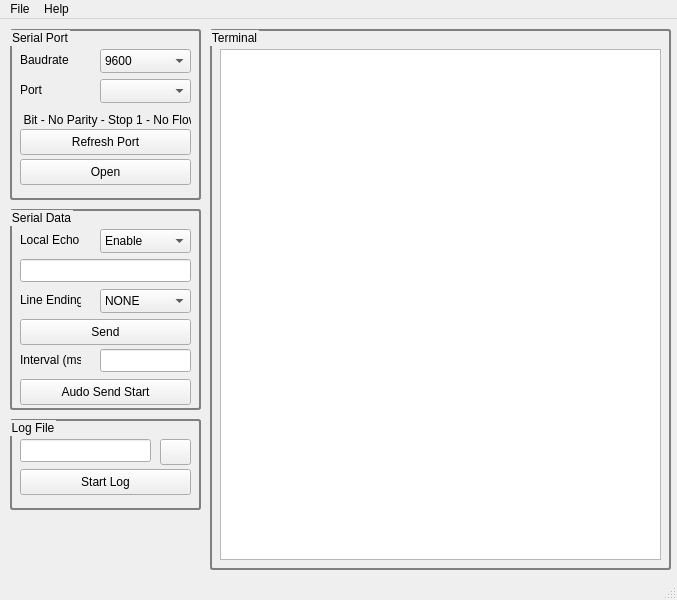
mekatronik-achmadi/atmega-dev, file qtserterm/qtserterm.ui: the form before one commit.
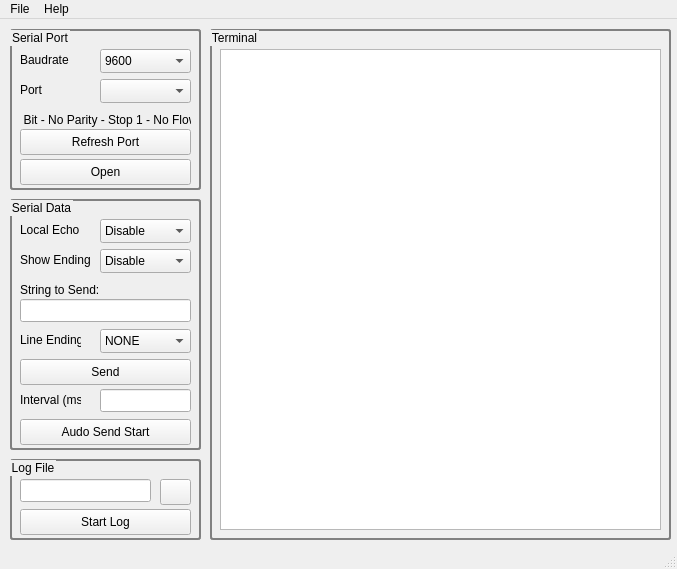
The form after the commit. Icons and pictures are not drawn.

Commit message: Qt Serial Terminal

```diff
--- a/qtserterm/qtserterm.ui
+++ b/qtserterm/qtserterm.ui
@@ -7,7 +7,7 @@
     <x>0</x>
     <y>0</y>
     <width>677</width>
-    <height>600</height>
+    <height>569</height>
    </rect>
   </property>
   <property name="windowTitle">
@@ -20,7 +20,7 @@
       <x>10</x>
       <y>10</y>
       <width>191</width>
-      <height>171</height>
+      <height>161</height>
      </rect>
     </property>
     <property name="styleSheet">
@@ -178,7 +178,7 @@
       <x>210</x>
       <y>10</y>
       <width>461</width>
-      <height>541</height>
+      <height>511</height>
      </rect>
     </property>
     <property name="styleSheet">
@@ -196,7 +196,7 @@
        <x>10</x>
        <y>20</y>
        <width>441</width>
-       <height>511</height>
+       <height>481</height>
       </rect>
      </property>
     </widget>
@@ -205,9 +205,9 @@
     <property name="geometry">
      <rect>
       <x>10</x>
-      <y>190</y>
+      <y>180</y>
       <width>191</width>
-      <height>201</height>
+      <height>251</height>
      </rect>
     </property>
     <property name="styleSheet">
@@ -223,7 +223,7 @@
      <property name="geometry">
       <rect>
        <x>10</x>
-       <y>50</y>
+       <y>100</y>
        <width>171</width>
        <height>23</height>
       </rect>
@@ -233,7 +233,7 @@
      <property name="geometry">
       <rect>
        <x>10</x>
-       <y>80</y>
+       <y>130</y>
        <width>61</width>
        <height>21</height>
       </rect>
@@ -246,7 +246,7 @@
      <property name="geometry">
       <rect>
        <x>90</x>
-       <y>80</y>
+       <y>130</y>
        <width>91</width>
        <height>24</height>
       </rect>
@@ -302,7 +302,7 @@
      </property>
      <item>
       <property name="text">
-       <string>Enable</string>
+       <string>Disable</string>
       </property>
      </item>
      <item>
@@ -315,7 +315,7 @@
      <property name="geometry">
       <rect>
        <x>10</x>
-       <y>170</y>
+       <y>220</y>
        <width>171</width>
        <height>26</height>
       </rect>
@@ -328,7 +328,7 @@
      <property name="geometry">
       <rect>
        <x>10</x>
-       <y>110</y>
+       <y>160</y>
        <width>171</width>
        <height>26</height>
       </rect>
@@ -341,7 +341,7 @@
      <property name="geometry">
       <rect>
        <x>90</x>
-       <y>140</y>
+       <y>190</y>
        <width>91</width>
        <height>23</height>
       </rect>
@@ -351,7 +351,7 @@
      <property name="geometry">
       <rect>
        <x>10</x>
-       <y>140</y>
+       <y>190</y>
        <width>61</width>
        <height>21</height>
       </rect>
@@ -360,14 +360,63 @@
       <string>Interval (ms)</string>
      </property>
     </widget>
+    <widget class="QComboBox" name="cmbShowEnd">
+     <property name="geometry">
+      <rect>
+       <x>90</x>
+       <y>50</y>
+       <width>91</width>
+       <height>24</height>
+      </rect>
+     </property>
+     <property name="currentIndex">
+      <number>0</number>
+     </property>
+     <item>
+      <property name="text">
+       <string>Disable</string>
+      </property>
+     </item>
+     <item>
+      <property name="text">
+       <string>Enable</string>
+      </property>
+     </item>
+    </widget>
+    <widget class="QLabel" name="lblShowEnd">
+     <property name="geometry">
+      <rect>
+       <x>10</x>
+       <y>50</y>
+       <width>71</width>
+       <height>21</height>
+      </rect>
+     </property>
+     <property name="text">
+      <string>Show Ending</string>
+     </property>
+    </widget>
+    <widget class="QLabel" name="lblShowEnd_2">
+     <property name="geometry">
+      <rect>
+       <x>10</x>
+       <y>80</y>
+       <width>91</width>
+       <height>21</height>
+      </rect>
+     </property>
+     <property name="text">
+      <string>String to Send:</string>
+     </property>
+    </widget>
    </widget>
    <widget class="QGroupBox" name="grpFileLog">
     <property name="geometry">
      <rect>
       <x>10</x>
-      <y>400</y>
+      <y>440</y>
       <width>191</width>
-      <height>91</height>
+      <height>81</height>
      </rect>
     </property>
     <property name="styleSheet">
```
Left out of the diff: 48 changed lines with no effect on the pictures. The commit also changes 2 other files.
